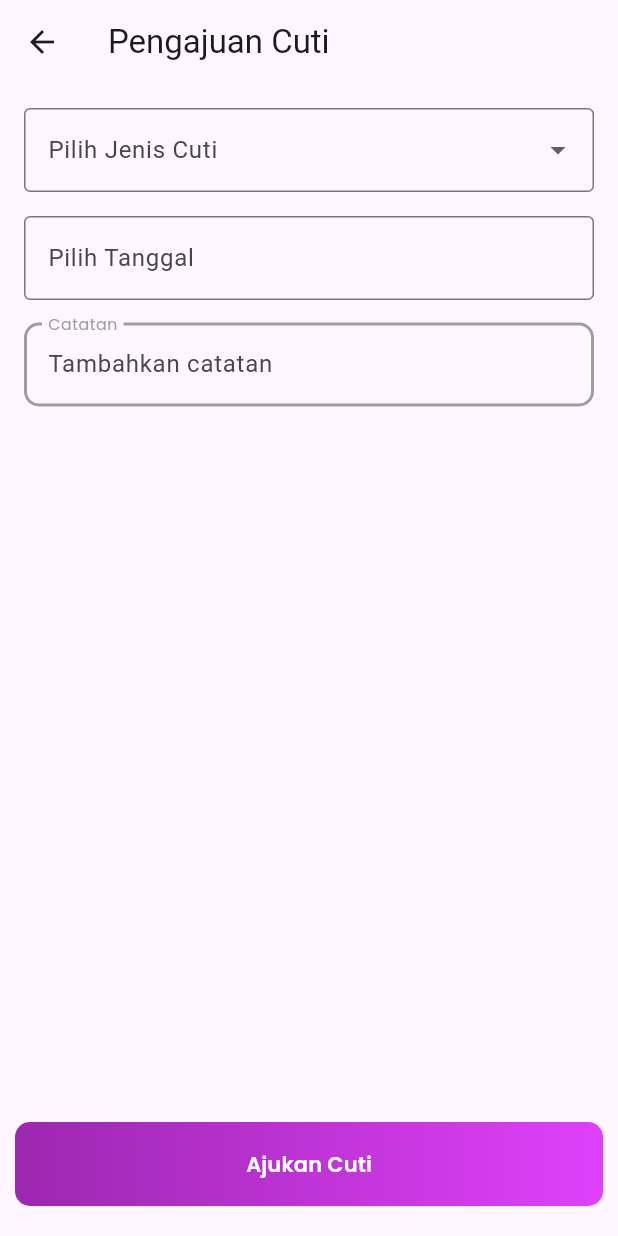
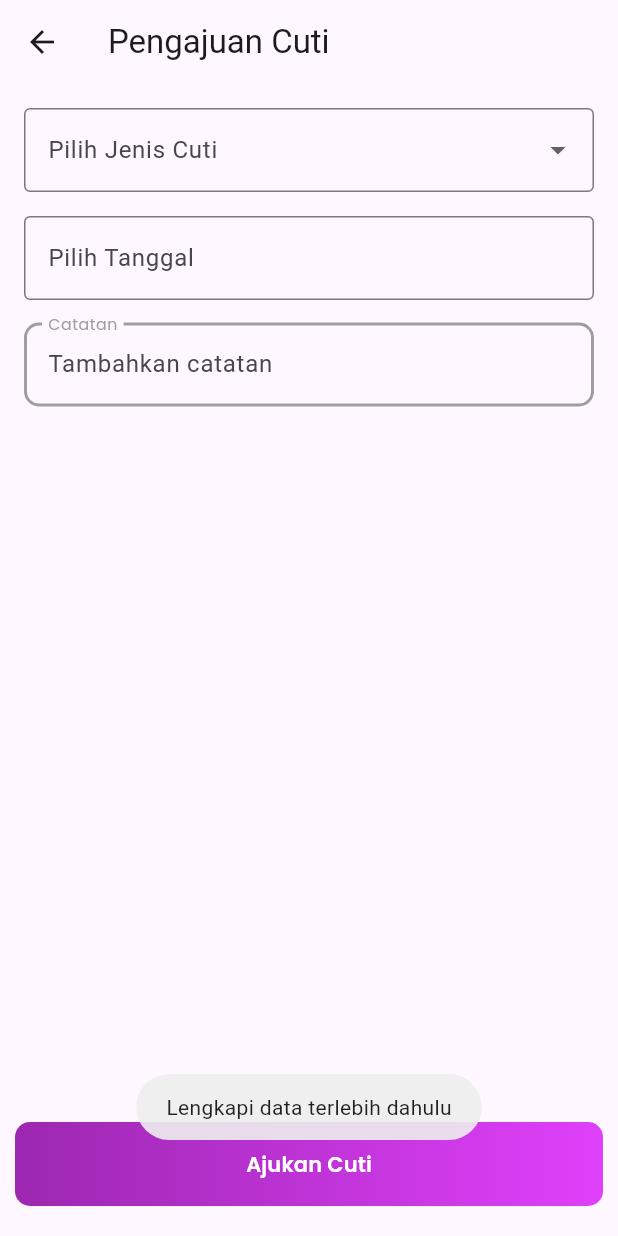
Before and after one commit to jhonericson/hris-project, a Flutter app: the LeaveRequestPage screen opened directly, after a tap on "Ajukan Cuti", on a phone screen of 412 x 824 dp. Run offline on Flutter 3.47's test engine with Material 3 defaults, Android fonts, the light colour scheme and no system bars; our stand-ins replace adaptive_dialog, bloc, equatable, flutter_map, fluttertoast, google_fonts and 7 more; accounts and stored records are empty.

Commit message:
Update leave_request_page.dart

```diff
--- a/lib/leave/leave_request_page.dart
+++ b/lib/leave/leave_request_page.dart
@@ -1,14 +1,23 @@
 import 'package:flutter/material.dart';
+import 'package:fluttertoast/fluttertoast.dart';
 import 'package:hris_skripsi/constant/spacer_const.dart';
 
 import '../constant/font_const.dart';
+import '../home/navigation.dart';
 import '../widgets/button.dart';
 
-class LeaveRequestPage extends StatelessWidget {
+class LeaveRequestPage extends StatefulWidget {
+  const LeaveRequestPage({super.key});
+
+  @override
+  State<LeaveRequestPage> createState() => _LeaveRequestPageState();
+}
+
+class _LeaveRequestPageState extends State<LeaveRequestPage> {
   final List<String> cutiOptions = ['Sakit', 'Cuti Tahunan', 'Cuti Melahirkan'];
+  String? cuti;
   final TextEditingController dateController = TextEditingController();
-
-  LeaveRequestPage({super.key});
+  final TextEditingController noteController = TextEditingController();
 
   @override
   Widget build(BuildContext context) {
@@ -34,7 +43,7 @@ class LeaveRequestPage extends StatelessWidget {
                 );
               }).toList(),
               onChanged: (value) {
-                // Logika ketika jenis cuti dipilih
+                cuti = value;
               },
             ),
             const SizedBox(height: 16.0),
@@ -64,6 +73,7 @@ class LeaveRequestPage extends StatelessWidget {
             ),
             ksVertical15,
             TextFormField(
+              controller: noteController,
               onTapOutside: (event) {
                 FocusScope.of(context).unfocus();
               },
@@ -123,7 +133,29 @@ class LeaveRequestPage extends StatelessWidget {
           height: kToolbarHeight,
           borderRadius: BorderRadius.circular(10),
           width: double.infinity,
-          onPressed: () {},
+          onPressed: () {
+            if (cuti == null &&
+                dateController.text.isEmpty &&
+                noteController.text.isEmpty) {
+              Fluttertoast.showToast(msg: 'Lengkapi data terlebih dahulu');
+              return;
+            } else {
+              Navigator.pushReplacement(
+                context,
+                MaterialPageRoute(
+                  builder: (context) => const BottomNavigation(),
+                ),
+              );
+              Fluttertoast.showToast(
+                  msg: "Success",
+                  toastLength: Toast.LENGTH_SHORT,
+                  gravity: ToastGravity.CENTER,
+                  timeInSecForIosWeb: 1,
+                  backgroundColor: Colors.black,
+                  textColor: Colors.white,
+                  fontSize: 16.0);
+            }
+          },
           child: Text(
             "Ajukan Cuti",
             style: kfWhite14Medium,
```
